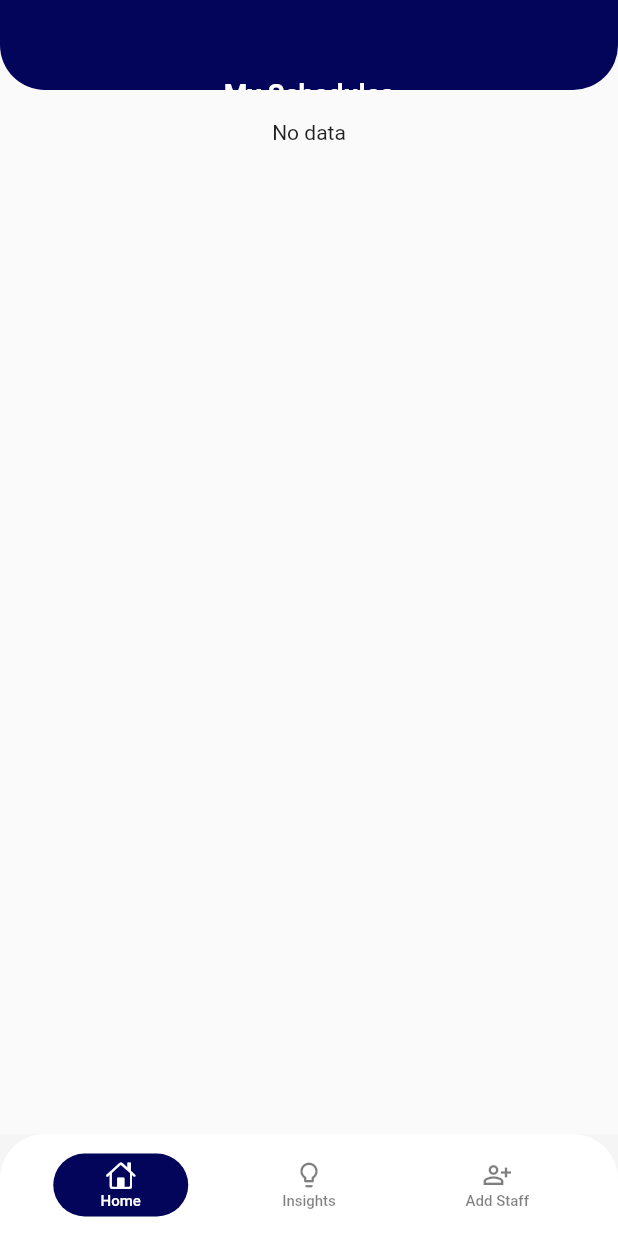
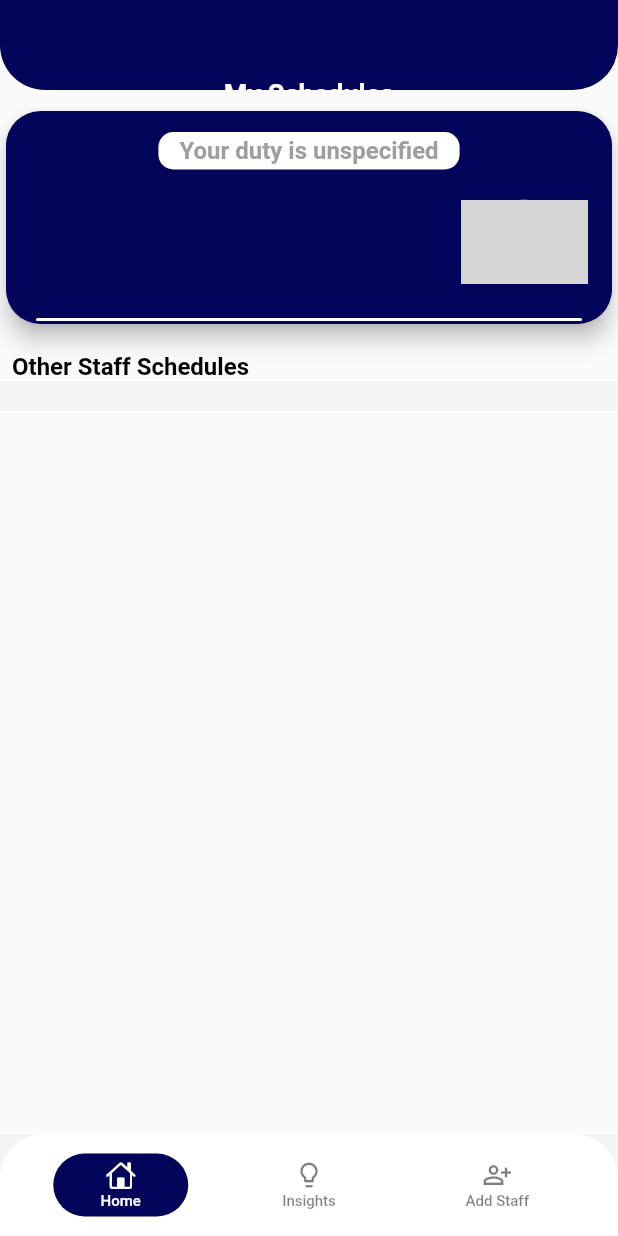
Before and after one commit to Enisco/hospital_staff_management, a Flutter app: the HomepageView screen opened by its route, on a phone screen of 412 x 824 dp. Run offline on Flutter 3.47's test engine with Material 2 defaults, Android fonts, the phone set to English and light mode, and no system bars; our stand-ins replace avatar_glow, cached_network_image, carousel_slider, equatable, expandable, firebase_core and 11 more; missing offline and left inert: cupertino_will_pop_scope, omni_datetime_picker; accounts and stored records are empty; network calls fail; project files that could hold a hidden picture were left out; grey boxes are pictures that could not be loaded.

Commit message:
created user card, modified staff card

```diff
--- a/lib/ui/features/homepage/homepage_controller/homepage_controller.dart
+++ b/lib/ui/features/homepage/homepage_controller/homepage_controller.dart
@@ -212,8 +212,29 @@ class HomepageController extends GetxController {
         log.d("Going again");
         doneLoading = true;
         update();
+
+        /// Sort: If user,  Put user data object first,
+        /// arrange others in alphabetical order.
+
+        // if (GlobalVariables.accountType.contains("admin") == false) {
+        log.wtf("Sorting list now");
+        staffsData.sort((a, b) {
+          if (a.username == GlobalVariables.myUsername &&
+              b.username == GlobalVariables.myUsername) {
+            return a.fullName!.compareTo(b.fullName!);
+          } else if (a.username == GlobalVariables.myUsername) {
+            return -1;
+          } else if (b.username == GlobalVariables.myUsername) {
+            return 1;
+          } else {
+            return a.fullName!.compareTo(b.fullName!);
+          }
+        });
+        log.wtf(staffsData.first);
+        // }
       },
     );
+
     doneLoading = true;
     update();
   }
--- a/lib/ui/features/homepage/homepage_views/homepage.dart
+++ b/lib/ui/features/homepage/homepage_views/homepage.dart
@@ -8,10 +8,12 @@ import 'package:hospital_staff_management/app/resources/app.logger.dart';
 import 'package:hospital_staff_management/ui/features/custom_nav_bar/custom_navbar.dart';
 import 'package:hospital_staff_management/ui/features/homepage/homepage_controller/homepage_controller.dart';
 import 'package:hospital_staff_management/ui/features/homepage/homepage_views/widgets/staffs_card.dart';
+import 'package:hospital_staff_management/ui/features/homepage/homepage_views/widgets/user_schedule_card.dart';
 import 'package:hospital_staff_management/ui/shared/custom_appbar.dart';
 import 'package:hospital_staff_management/ui/shared/global_variables.dart';
 import 'package:hospital_staff_management/ui/shared/spacer.dart';
 import 'package:hospital_staff_management/utils/app_constants/app_colors.dart';
+import 'package:hospital_staff_management/utils/app_constants/app_styles.dart';
 import 'package:hospital_staff_management/utils/screen_util/screen_util.dart';
 
 var log = getLogger('HomepageView');
@@ -134,7 +136,8 @@ class _StaffHomePageState extends State<StaffHomePage> {
   void initState() {
     super.initState();
     SystemChannels.textInput.invokeMethod('TextInput.hide');
-    _controller.getMyData();
+    _controller.getAllStaffsData();
+    // _controller.getMyData();
   }
 
   @override
@@ -156,17 +159,35 @@ class _StaffHomePageState extends State<StaffHomePage> {
             ),
           ),
           body: SingleChildScrollView(
-            padding: const EdgeInsets.symmetric(
-              horizontal: 24,
-            ),
             child: Column(
               children: [
-                CustomSpacer(20),
-                Center(
-                  child: Text(
-                    _controller.myData?.fullName ?? "No data",
+                CustomSpacer(10),
+                UserScheduleCard(staffData: _controller.staffsData[0]),
+                CustomSpacer(15),
+                Row(
+                  children: [
+                    Text(
+                      "  Other Staff Schedules",
+                      style:
+                          AppStyles.regularStringStyle(16, AppColors.fullBlack),
+                    ),
+                  ],
+                ),
+                Container(
+                  color: AppColors.lighterGray,
+                  child: ListView.builder(
+                    padding: const EdgeInsets.symmetric(vertical: 10),
+                    reverse: false,
+                    physics: const ClampingScrollPhysics(),
+                    shrinkWrap: true,
+                    itemCount: _controller.staffsData.length - 1,
+                    itemBuilder: (BuildContext context, int index) {
+                      return StaffCard(
+                        staffData: _controller.staffsData[index + 1],
+                      );
+                    },
                   ),
-                )
+                ),
               ],
             ),
           ),
--- a/lib/ui/features/homepage/homepage_views/widgets/staffs_card.dart
+++ b/lib/ui/features/homepage/homepage_views/widgets/staffs_card.dart
@@ -5,6 +5,7 @@ import 'package:hospital_staff_management/app/resources/app.logger.dart';
 import 'package:hospital_staff_management/ui/features/create_account/create_account_model/staff_account_model.dart';
 import 'package:hospital_staff_management/ui/features/homepage/homepage_controller/homepage_controller.dart';
 import 'package:hospital_staff_management/ui/features/homepage/homepage_views/staff_schedule_pageview.dart';
+import 'package:hospital_staff_management/ui/shared/global_variables.dart';
 import 'package:hospital_staff_management/utils/app_constants/app_colors.dart';
 import 'package:hospital_staff_management/utils/app_constants/app_styles.dart';
 import 'package:hospital_staff_management/utils/extension_and_methods/full_screen_image.dart';
@@ -46,7 +47,9 @@ class StaffCard extends StatelessWidget {
       builder: (_) {
         return InkWell(
           onTap: () {
-            gotoEditSchedulePage(context, staffData);
+            GlobalVariables.accountType.contains("admin") == true
+                ? gotoEditSchedulePage(context, staffData)
+                : log.w("Staff cannot access this function");
           },
           child: Container(
             margin: const EdgeInsets.symmetric(vertical: 2),
@@ -91,11 +94,18 @@ class StaffCard extends StatelessWidget {
                     staffData.department ?? '',
                     style: AppStyles.hintStringStyle(13),
                   ),
-                  trailing: onDutyOrLeave(
-                    shiftStart: staffData.currentShift?.start,
-                    shiftEnd: staffData.currentShift?.end,
-                    leaveStart: staffData.offPeriod?.start,
-                    leaveEnd: staffData.offPeriod?.end,
+                  trailing: Container(
+                    padding: EdgeInsets.symmetric(horizontal: 10, vertical: 3),
+                    decoration: BoxDecoration(
+                      borderRadius: BorderRadius.circular(10),
+                      border: Border.all(color: AppColors.darkGray),
+                    ),
+                    child: onDutyOrLeave(
+                      shiftStart: staffData.currentShift?.start,
+                      shiftEnd: staffData.currentShift?.end,
+                      leaveStart: staffData.offPeriod?.start,
+                      leaveEnd: staffData.offPeriod?.end,
+                    ),
                   ),
                 ),
 
--- /dev/null
+++ b/lib/ui/features/homepage/homepage_views/widgets/user_schedule_card.dart
@@ -0,0 +1,340 @@
+import 'package:cached_network_image/cached_network_image.dart';
+import 'package:flutter/material.dart';
+import 'package:get/get_state_manager/src/simple/get_state.dart';
+import 'package:hospital_staff_management/app/resources/app.logger.dart';
+import 'package:hospital_staff_management/ui/features/create_account/create_account_model/staff_account_model.dart';
+import 'package:hospital_staff_management/ui/features/homepage/homepage_controller/homepage_controller.dart';
+import 'package:hospital_staff_management/ui/features/homepage/homepage_views/staff_schedule_pageview.dart';
+import 'package:hospital_staff_management/ui/shared/global_variables.dart';
+import 'package:hospital_staff_management/ui/shared/gray_curved_container.dart';
+import 'package:hospital_staff_management/ui/shared/spacer.dart';
+import 'package:hospital_staff_management/utils/app_constants/app_colors.dart';
+import 'package:hospital_staff_management/utils/app_constants/app_styles.dart';
+import 'package:hospital_staff_management/utils/extension_and_methods/full_screen_image.dart';
+import 'package:hospital_staff_management/utils/screen_util/screen_util.dart';
+import 'package:intl/intl.dart';
+
+var log = getLogger('UserScheduleCard');
+
+class UserScheduleCard extends StatelessWidget {
+  const UserScheduleCard({super.key, required this.staffData});
+
+  final StaffAccountModel staffData;
+
+  String formatPeriod({
+    required DateTime startDate,
+    required DateTime endDate,
+  }) {
+    String formattedDateString =
+        "${DateFormat.yMMMEd().format(startDate)} - ${DateFormat.yMMMEd().format(endDate)}";
+    return formattedDateString;
+  }
+
+  gotoEditSchedulePage(BuildContext context, StaffAccountModel staffData) {
+    log.w("Going to EditStaffSchedulePageView");
+    Navigator.push(
+      context,
+      MaterialPageRoute(
+        builder: (context) => EditStaffSchedulePageView(
+          staffData: staffData,
+        ),
+      ),
+    );
+  }
+
+  @override
+  Widget build(BuildContext context) {
+    return GetBuilder<HomepageController>(
+      init: HomepageController(),
+      builder: (_) {
+        return Padding(
+          padding: const EdgeInsets.symmetric(horizontal: 0),
+          child: InkWell(
+            onTap: () {
+              GlobalVariables.accountType.contains("admin") == true
+                  ? gotoEditSchedulePage(context, staffData)
+                  : log.w("Staff cannot access this function");
+            },
+            child: Card(
+              color: AppColors.kPrimaryColor,
+              shape: RoundedRectangleBorder(
+                borderRadius: BorderRadius.circular(23),
+              ),
+              elevation: 6,
+              child: Container(
+                margin: const EdgeInsets.symmetric(vertical: 2),
+                decoration: BoxDecoration(
+                  color: AppColors.kPrimaryColor,
+                  borderRadius: BorderRadius.circular(23),
+                ),
+                child: Column(
+                  children: [
+                    CustomSpacer(12),
+                    Container(
+                      padding:
+                          EdgeInsets.symmetric(horizontal: 14, vertical: 3),
+                      decoration: BoxDecoration(
+                        color: AppColors.plainWhite,
+                        borderRadius: BorderRadius.circular(10),
+                      ),
+                      child: myDutyOrLeave(
+                        shiftStart: staffData.currentShift?.start,
+                        shiftEnd: staffData.currentShift?.end,
+                        leaveStart: staffData.offPeriod?.start,
+                        leaveEnd: staffData.offPeriod?.end,
+                      ),
+                    ),
+                    CustomSpacer(12),
+                    ListTile(
+                      onTap: () => gotoEditSchedulePage(context, staffData),
+                      trailing: InkWell(
+                        onTap: () => showFullScreenImage(
+                          context,
+                          staffData.image ??
+                              dummyAvatarUrl(
+                                staffData.image ?? 'male',
+                              ),
+                        ),
+                        child: Container(
+                          height: 85,
+                          width: 85,
+                          decoration: BoxDecoration(
+                            border: Border.all(
+                                width: 1, color: Colors.blue.shade400),
+                            shape: BoxShape.circle,
+                            color: AppColors.blueGray,
+                            image: DecorationImage(
+                                image: CachedNetworkImageProvider(
+                                  staffData.image ??
+                                      dummyAvatarUrl(staffData.image ?? 'male'),
+                                ),
+                                fit: BoxFit.cover),
+                          ),
+                        ),
+                      ),
+                      title: Text(
+                        staffData.fullName ?? '',
+                        style: AppStyles.regularStringStyle(
+                            16, AppColors.plainWhite),
+                      ),
+                      subtitle: Text(
+                        staffData.department ?? '',
+                        style: AppStyles.floatingHintStringStyleColored(
+                            14, Colors.blue.shade200),
+                      ),
+                    ),
+
+                    CustomSpacer(15),
+                    Padding(
+                      padding: const EdgeInsets.symmetric(horizontal: 20),
+                      child: CustomCurvedContainer(
+                        topPadding: 0,
+                        bottomPadding: 0,
+                        height: 2,
+                        fillColor: AppColors.plainWhite,
+                      ),
+                    ),
+
+                    /// Check if schedules exist,
+                    /// If exists, check if the shift and off end dates are not before today
+                    (staffData.offPeriod?.start == null &&
+                                staffData.currentShift?.start == null) ||
+                            (staffData.offPeriod?.end
+                                        ?.isBefore(DateTime.now()) ==
+                                    true &&
+                                staffData.currentShift?.end
+                                        ?.isBefore(DateTime.now()) ==
+                                    true)
+                        ? const SizedBox.shrink()
+                        : Container(
+                            height: 100,
+                            padding: const EdgeInsets.symmetric(
+                                horizontal: 12, vertical: 10),
+                            margin: const EdgeInsets.only(bottom: 15),
+                            width: screenSize(context).width,
+                            color: AppColors.kPrimaryColor,
+                            child: Column(
+                              crossAxisAlignment: CrossAxisAlignment.start,
+                              mainAxisAlignment: MainAxisAlignment.spaceEvenly,
+                              children: [
+                                // Check if Duty time is in the future
+
+                                staffData.currentShift?.start == null
+                                    ? const SizedBox.shrink()
+                                    : RichText(
+                                        text: TextSpan(
+                                          text: (DateTime.now()
+                                                          .isAtSameMomentAs(
+                                                              staffData
+                                                                  .currentShift!
+                                                                  .start!) ==
+                                                      true ||
+                                                  DateTime.now().isAfter(
+                                                          staffData
+                                                              .currentShift!
+                                                              .start!) ==
+                                                      true)
+                                              ? "Current Shift: "
+                                              : "Next Shift: ",
+                                          style: AppStyles.subStringStyle(
+                                            14,
+                                            AppColors.plainWhite,
+                                          ),
+                                          children: [
+                                            TextSpan(
+                                              text: DateTime.now().isAfter(
+                                                          staffData
+                                                              .currentShift!
+                                                              .end!) ==
+                                                      true
+                                                  ? "Unspecified"
+                                                  : staffData.currentShift
+                                                              ?.start ==
+                                                          null
+                                                      ? "Unspecified"
+                                                      : staffData
+                                                          .currentShift!.shift,
+                                              style: AppStyles.keyStringStyle(
+                                                14,
+                                                AppColors.plainWhite,
+                                              ),
+                                            ),
+                                          ],
+                                        ),
+                                      ),
+
+                                staffData.currentShift?.start == null
+                                    ? const SizedBox.shrink()
+                                    : RichText(
+                                        text: TextSpan(
+                                          text: (DateTime.now()
+                                                          .isAtSameMomentAs(
+                                                              staffData
+                                                                  .currentShift!
+                                                                  .start!) ==
+                                                      true ||
+                                                  DateTime.now().isAfter(
+                                                          staffData
+                                                              .currentShift!
+                                                              .start!) ==
+                                                      true)
+                                              ? "Shift Period: "
+                                              : "Next Shift Period: ",
+                                          style: AppStyles.subStringStyle(
+                                            14,
+                                            AppColors.plainWhite,
+                                          ),
+                                          children: [
+                                            TextSpan(
+                                              text: DateTime.now().isAfter(
+                                                          staffData
+                                                              .currentShift!
+                                                              .end!) ==
+                                                      true
+                                                  ? "Unspecified"
+                                                  : staffData.currentShift
+                                                              ?.start ==
+                                                          null
+                                                      ? "Unspecified"
+                                                      : formatPeriod(
+                                                          startDate: staffData
+                                                              .currentShift!
+                                                              .start!,
+                                                          endDate: staffData
+                                                              .currentShift!
+                                                              .end!,
+                                                        ),
+                                              style: AppStyles.keyStringStyle(
+                                                14,
+                                                AppColors.plainWhite,
+                                              ),
+                                            ),
+                                          ],
+                                        ),
+                                      ),
+
+                                RichText(
+                                  text: TextSpan(
+                                    text: (DateTime.now().isAtSameMomentAs(
+                                                    staffData
+                                                        .offPeriod!.start!) ==
+                                                true ||
+                                            DateTime.now().isAfter(staffData
+                                                    .offPeriod!.start!) ==
+                                                true)
+                                        ? DateTime.now().isAfter(staffData
+                                                    .offPeriod!.end!) ==
+                                                true
+                                            ? "Last Off Period: "
+                                            : "Off Duty Period: "
+                                        : "Next Off Period: ",
+                                    style: AppStyles.subStringStyle(
+                                      14,
+                                      AppColors.plainWhite,
+                                    ),
+                                    children: [
+                                      TextSpan(
+                                        text: staffData.offPeriod?.start == null
+                                            ? "Unspecifed"
+                                            : formatPeriod(
+                                                startDate:
+                                                    staffData.offPeriod!.start!,
+                                                endDate:
+                                                    staffData.offPeriod!.end!,
+                                              ),
+                                        style: AppStyles.keyStringStyle(
+                                          14,
+                                          AppColors.plainWhite,
+                                        ),
+                                      ),
+                                    ],
+                                  ),
+                                ),
+                              ],
+                            ),
+                          ),
+                  ],
+                ),
+              ),
+            ),
+          ),
+        );
+      },
+    );
+  }
+}
+
+String dummyAvatarUrl(String gender) => gender.toLowerCase() == 'male'
+    ? 'https://s3.eu-central-1.amazonaws.com/uploads.mangoweb.org/shared-prod/visegradfund.org/uploads/2021/08/placeholder-male.jpg'
+    : 'https://cityofwilliamsport.org/wp-content/uploads/2021/03/femalePlaceholder.jpg';
+
+Text myDutyOrLeave({
+  required DateTime? shiftStart,
+  required DateTime? shiftEnd,
+  required DateTime? leaveStart,
+  required DateTime? leaveEnd,
+}) {
+  if (shiftStart != null &&
+      !DateTime.now().isBefore(shiftStart) &&
+      !DateTime.now().isAfter(shiftEnd!)) {
+    return Text(
+      "You're on Duty",
+      style: AppStyles.regularStringStyle(16, Colors.green.shade800),
+    );
+  } else if (leaveStart != null &&
+      !DateTime.now().isBefore(leaveStart) &&
+      !DateTime.now().isAfter(leaveEnd!)) {
+    return Text(
+      "You're On Leave",
+      style: AppStyles.regularStringStyle(16, Colors.amber.shade900),
+    );
+  } else {
+    return Text(
+      "Your duty is unspecified",
+      style: AppStyles.regularStringStyle(
+        16,
+        Colors.grey,
+      ),
+    );
+  }
+}
```
